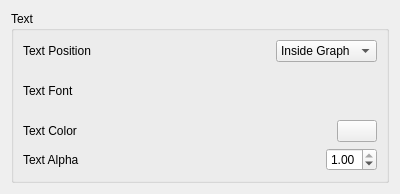
Before: the Qt Designer form effects/showfps_config.ui in KDE/kwin, drawn with Qt 5.
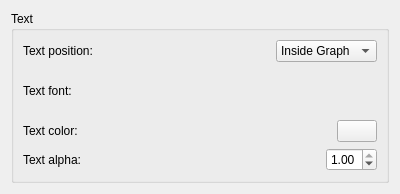
After: the same form once the commit is applied. Custom widgets are drawn as their Qt base class.

Diff of the .ui file:
```diff
--- a/effects/showfps_config.ui
+++ b/effects/showfps_config.ui
@@ -21,7 +21,7 @@
         <item>
          <widget class="QLabel" name="label" >
           <property name="text" >
-           <string>Text Position</string>
+           <string>Text position:</string>
           </property>
          </widget>
         </item>
@@ -79,7 +79,7 @@
         <item>
          <widget class="QLabel" name="label_2" >
           <property name="text" >
-           <string>Text Font</string>
+           <string>Text font:</string>
           </property>
          </widget>
         </item>
@@ -106,7 +106,7 @@
         <item>
          <widget class="QLabel" name="label_3" >
           <property name="text" >
-           <string>Text Color</string>
+           <string>Text color:</string>
           </property>
          </widget>
         </item>
@@ -133,7 +133,7 @@
         <item>
          <widget class="QLabel" name="label_4" >
           <property name="text" >
-           <string>Text Alpha</string>
+           <string>Text alpha:</string>
           </property>
          </widget>
         </item>
```
